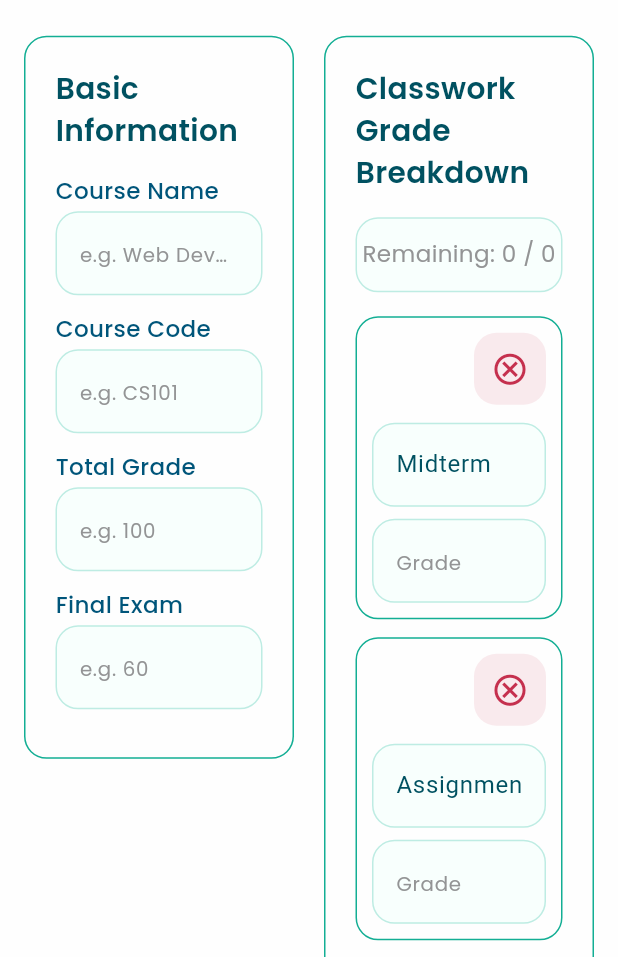
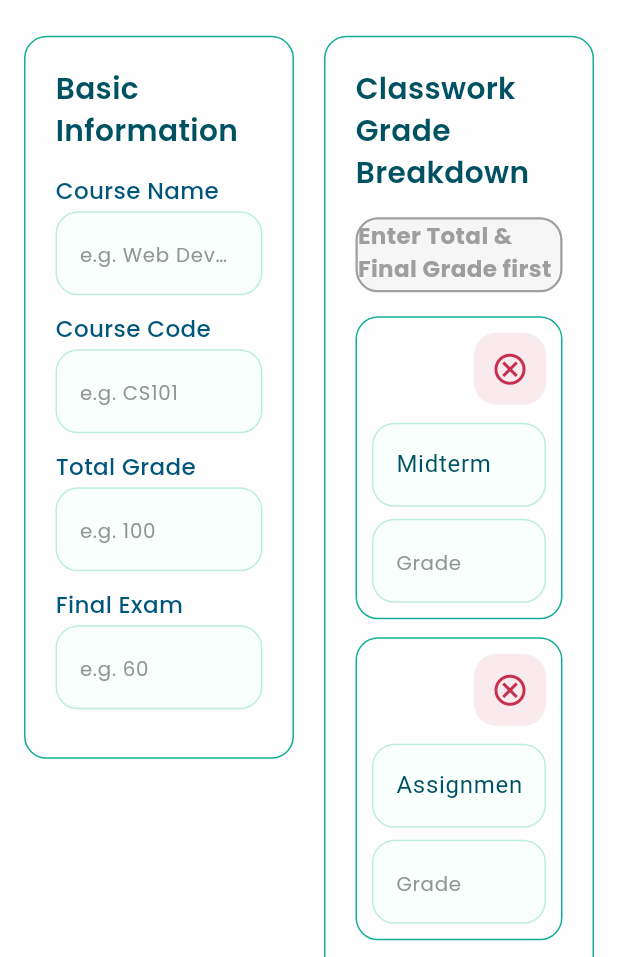
Before and after one commit to mohamed-dev-404/sams-app, a Flutter app: the WebCreateCourseView screen opened directly, on a phone screen of 412 x 824 dp, the part 279-1236 px from its top. Run offline on Flutter 3.47's test engine with Material 3 defaults, Android fonts, the phone set to English and light mode, and no system bars; our stand-ins replace auto_size_text, cached_network_image, connectivity_plus, dartz, device_preview, dio and 21 more; accounts and stored records are empty; network calls fail.

Commit message:
feat: add StatusColors class and integrate grade status logic in course creation views.

```diff
--- a/lib/core/utils/colors/app_colors.dart
+++ b/lib/core/utils/colors/app_colors.dart
@@ -88,3 +88,46 @@ class AppColors {
   static const Color greenDarkActive = Color(0xFF09574A);
   static const Color greenDarker = Color(0xFF074439);
 }
+
+
+//! ───────────────────────── Status Colors ─────────────────────────
+
+class StatusColors {
+  StatusColors._();
+
+  //? Grey (Neutral / Missing Data)
+  static const Color greyLight = Color(0xFFF2F2F2);
+  static const Color grey = Color(0xFF9E9E9E); // Colors.grey
+  static const Color greyDark = Color(0xFF616161);
+  static final Color greyTransparent = const Color(0xFF9E9E9E).withAlpha(20);
+
+  //? Orange (Warning / Pending)
+  static const Color orangeLight = Color(0xFFFFF3E0);
+  static const Color orange = Color(0xFFFF9800); // Colors.orange
+  static const Color orangeDark = Color(0xFFF57C00);
+  static final Color orangeTransparent = const Color(0xFFFF9800).withAlpha(20);
+
+  //? Green (Success / Done)
+  static const Color greenLight = AppColors.greenLight;
+  static const Color green = Color(0xFF4CAF50); // Colors.green
+  static const Color greenDark = AppColors.greenDark;
+  static final Color greenTransparent = const Color(0xFF4CAF50).withAlpha(20);
+
+  //? Red (Error / Exceeded)
+  static const Color redLight = AppColors.redLight;
+  static const Color red = Color(0xFFF44336); // Colors.red
+  static const Color redDark = AppColors.redDark;
+  static final Color redTransparent = const Color(0xFFF44336).withAlpha(20);
+
+  //? Blue (Info / Active)
+  static const Color blueLight = Color(0xFFE3F2FD);
+  static const Color blue = Color(0xFF2196F3);
+  static const Color blueDark = Color(0xFF1976D2);
+  static final Color blueTransparent = const Color(0xFF2196F3).withAlpha(20);
+
+  //? Yellow (Attention / Note)
+  static const Color yellowLight = Color(0xFFFFFDE7);
+  static const Color yellow = Color(0xFFFFEB3B);
+  static const Color yellowDark = Color(0xFFFBC02D);
+  static final Color yellowTransparent = const Color(0xFFFFEB3B).withAlpha(20);
+}
--- a/lib/features/home/presentation/logic/mixin_create_course.dart
+++ b/lib/features/home/presentation/logic/mixin_create_course.dart
@@ -5,6 +5,7 @@ import 'package:sams_app/features/home/data/models/classwork_model.dart';
 import 'package:sams_app/features/home/data/models/create_course_model.dart';
 import 'package:sams_app/features/home/presentation/view_models/cubit/home_cubit.dart';
 
+//* Mixin for handling course creation logic
 mixin CreateCourseLogic<T extends StatefulWidget> on State<T> {
   // ! Controllers - Main form controllers
   final TextEditingController totalGradeController = TextEditingController();
@@ -132,4 +133,31 @@ mixin CreateCourseLogic<T extends StatefulWidget> on State<T> {
     addDynamicField(label: 'Assignment 1');
     addDynamicField(label: 'Quiz 1');
   }
+
+//! Grade Status - Determines the current state of grade distribution for UI feedback
+GradeStatus get gradeStatus {
+  final double total = double.tryParse(totalGradeController.text) ?? 0;
+  final double finalExam = double.tryParse(finalExamController.text) ?? 0;
+
+  // 1. Initial State: Missing core grade information
+  if (total <= 0 || finalExam <= 0) return GradeStatus.remaining;
+
+  // 2. Edge Case: Final exam equals total grade and no classwork points assigned yet
+  if (total == finalExam &&
+      classworkFields.every(
+        (f) => (double.tryParse(f['gradeController'].text) ?? 0) == 0,
+      )) {
+    return GradeStatus.remaining;
+  }
+
+  // 3. Normal Distribution States
+  if (remainingPoints > 0) return GradeStatus.remaining; // Still points left to assign
+  if (remainingPoints.abs() <= 0.001) return GradeStatus.done; // Perfectly balanced
+
+  // 4. Error State: Points exceeded total limit
+  return GradeStatus.exceeded;
 }
+}
+
+//* Grade Status Enum - Represents the state of grade distribution for UI feedback
+enum GradeStatus { remaining, done, exceeded }
--- a/lib/features/home/presentation/views/create_course/widgets/mobile/mobile_create_course_view_body.dart
+++ b/lib/features/home/presentation/views/create_course/widgets/mobile/mobile_create_course_view_body.dart
@@ -52,6 +52,7 @@ class _MobileCreateCourseViewBodyState extends State<MobileCreateCourseViewBody>
           padding: const EdgeInsets.symmetric(horizontal: 20),
           child: Form(
             key: formKey,
+           // autovalidateMode: AutovalidateMode.onUserInteraction,
             child: CustomScrollView(
               //? CustomScrollView is used to ensure the form remains accessible even when the keyboard is visible or fields are dynamically added.
               slivers: [
@@ -74,6 +75,9 @@ class _MobileCreateCourseViewBodyState extends State<MobileCreateCourseViewBody>
                     limit: totalClassworkLimit,
                     onAddField: addDynamicField,
                     onRemoveField: removeDynamicField,
+                    status: gradeStatus,
+                    totalInput: double.tryParse(totalGradeController.text) ?? 0,
+                    finalInput: double.tryParse(finalExamController.text) ?? 0,
                   ),
                 ),
                 const SliverToBoxAdapter(child: SizedBox(height: 40)),
--- a/lib/features/home/presentation/views/create_course/widgets/shared/grade_breakdown_section.dart
+++ b/lib/features/home/presentation/views/create_course/widgets/shared/grade_breakdown_section.dart
@@ -3,6 +3,7 @@ import 'package:sams_app/core/enums/text_field_type.dart';
 import 'package:sams_app/core/utils/colors/app_colors.dart';
 import 'package:sams_app/core/utils/styles/app_styles.dart';
 import 'package:sams_app/core/widgets/app_text_field.dart';
+import 'package:sams_app/features/home/presentation/logic/mixin_create_course.dart';
 import 'package:sams_app/features/home/presentation/views/create_course/widgets/shared/create_course_form_section.dart';
 
 //* Dynamic section for defining how classwork grades are distributed
@@ -10,6 +11,9 @@ class GradeBreakdownSection extends StatelessWidget {
   final List<Map<String, dynamic>> fields;
   final double remaining;
   final double limit;
+  final GradeStatus status;
+  final double totalInput;
+  final double finalInput;
   final VoidCallback onAddField;
   final Function(int) onRemoveField;
 
@@ -18,8 +22,11 @@ class GradeBreakdownSection extends StatelessWidget {
     required this.fields,
     required this.remaining,
     required this.limit,
+    required this.status,
     required this.onAddField,
     required this.onRemoveField,
+    required this.totalInput,
+    required this.finalInput,
   });
 
   @override
@@ -28,7 +35,13 @@ class GradeBreakdownSection extends StatelessWidget {
       title: 'Classwork Grade Breakdown',
       children: [
         //? Visual indicator of how many points are left to assign
-        _totalClasswork(remaining, limit),
+        _totalClasswork(
+          remaining: remaining,
+          limit: limit,
+          status: status,
+          totalInput: totalInput,
+          finalInput: finalInput,
+        ),
 
         ...List.generate(fields.length, (index) {
           final field = fields[index];
@@ -110,26 +123,81 @@ class GradeBreakdownSection extends StatelessWidget {
   }
 
   //* Visual indicator of how many points are left to assign
-  Widget _totalClasswork(double remaining, double limit) {
+  Widget _totalClasswork({
+    required double remaining,
+    required double limit,
+    required GradeStatus status,
+    required double totalInput,
+    required double finalInput,
+  }) {
+    Color backgroundColor;
+    Color borderColor;
+    Color textColor;
+    String message;
+
+    // Check if data is missing or if the final exam takes the full grade
+    final bool isMissingData = totalInput <= 0 || finalInput <= 0;
+    final bool isFinalEatsAll =
+        !isMissingData && totalInput == finalInput && limit <= 0;
+
+    switch (status) {
+      case GradeStatus.remaining:
+        if (isMissingData) {
+          // Initial state: User hasn't provided core grade info yet
+          backgroundColor = StatusColors.grey.withAlpha(20);
+          borderColor = StatusColors.grey;
+          textColor = StatusColors.grey;
+          message = 'Enter Total & Final Grade first ○';
+        } else if (isFinalEatsAll) {
+          // Warning state: Total equals Final, leaving no room for classwork
+          backgroundColor = StatusColors.orange.withAlpha(20);
+          borderColor = StatusColors.orange;
+          textColor = StatusColors.orange;
+          message = 'Final Exam covers all grades ⚠';
+        } else {
+          // Active state: Core info provided, points need to be assigned
+          backgroundColor = AppColors.secondaryLight;
+          borderColor = StatusColors.orange;
+          textColor = AppColors.whiteDarkHover;
+          message = 'Assign ${remaining.toStringAsFixed(0)} more points ○';
+        }
+        break;
+
+      case GradeStatus.done:
+        // Success state: Distribution is 100% correct
+        backgroundColor = Colors.green.withAlpha(20);
+        borderColor = Colors.green;
+        textColor = Colors.green;
+        message = 'All Points Distributed ✓';
+        break;
+
+      case GradeStatus.exceeded:
+        // Error state: Classwork points exceeded the allowed limit
+        backgroundColor = AppColors.redLight;
+        borderColor = Colors.red;
+        textColor = Colors.red;
+        message = 'Exceeded by ${remaining.abs().toStringAsFixed(0)} points ✕';
+        break;
+    }
+
     return Align(
       alignment: Alignment.center,
-      child: Container(
+      child: AnimatedContainer(
+        duration: const Duration(milliseconds: 300),
         height: 50,
-        width: 200,
+        width: 270,
         margin: const EdgeInsets.only(bottom: 16),
         alignment: Alignment.center,
         decoration: BoxDecoration(
           borderRadius: BorderRadius.circular(15),
-          color: AppColors.secondaryLight,
-          border: Border.all(
-            color: AppColors.greenLightActive,
-            width: 1,
-          ),
+          color: backgroundColor,
+          border: Border.all(color: borderColor, width: 1.5),
         ),
         child: Text(
-          'Remaining: ${remaining.toStringAsFixed(0)} / ${limit.toStringAsFixed(0)}',
+          message,
           style: AppStyles.mobileBodySmallRg.copyWith(
-            color: remaining < 0 ? Colors.red : AppColors.whiteDarkHover,
+            color: textColor,
+            fontWeight: FontWeight.bold,
           ),
         ),
       ),
--- a/lib/features/home/presentation/views/create_course/widgets/web/web_create_course_view_body.dart
+++ b/lib/features/home/presentation/views/create_course/widgets/web/web_create_course_view_body.dart
@@ -91,6 +91,11 @@ class _WebCreateCourseViewBodyState extends State<WebCreateCourseViewBody>
                           limit: totalClassworkLimit,
                           onAddField: addDynamicField,
                           onRemoveField: removeDynamicField,
+                          status: gradeStatus,
+                          totalInput:
+                              double.tryParse(totalGradeController.text) ?? 0,
+                          finalInput:
+                              double.tryParse(finalExamController.text) ?? 0,
                         ),
                       ),
                     ],
```
